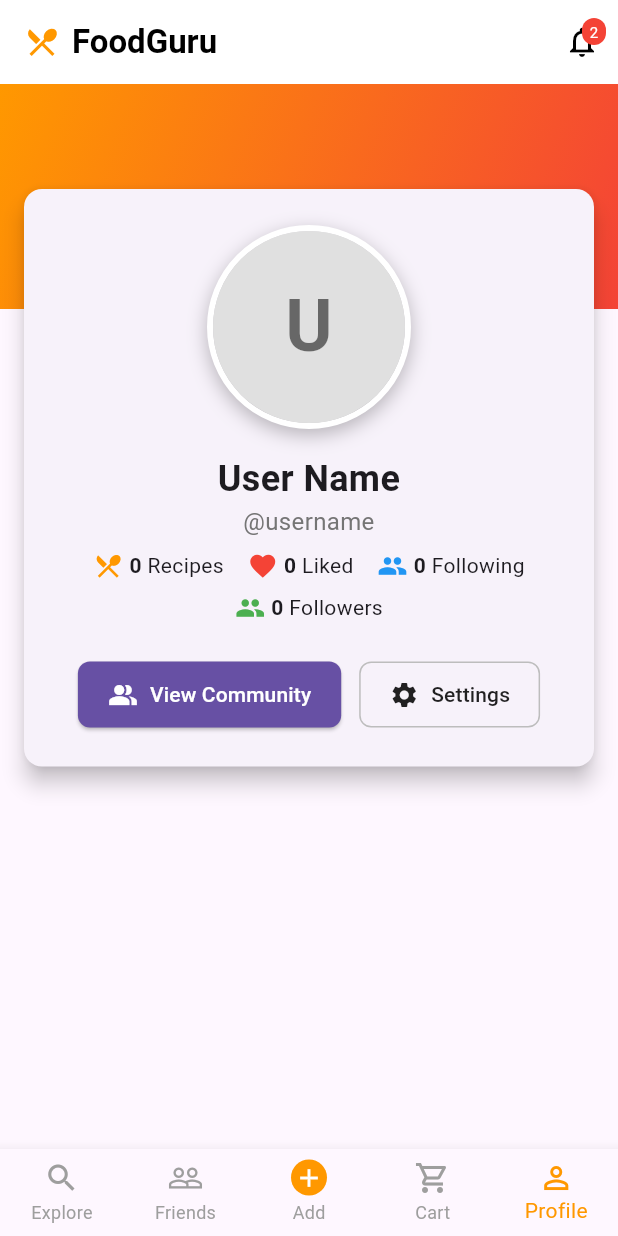
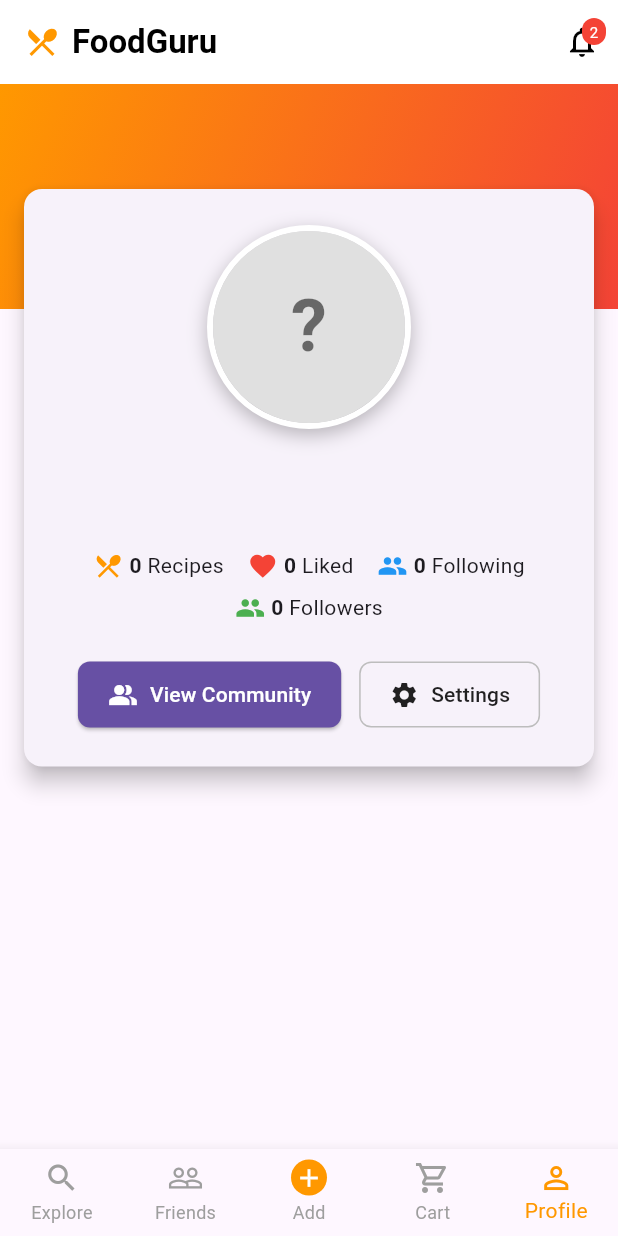
Before and after one commit to APrimero12/food-guru-app, a Flutter app: the screen it shows once a user with an empty profile is signed in, item 5 of the bottom bar chosen, on a phone screen of 412 x 824 dp. Run offline on Flutter 3.47's test engine with Material 3 defaults, Android fonts, the phone set to English and light mode, and no system bars; our stand-ins replace cloud_firestore, firebase_auth, firebase_core, google_sign_in; accounts and stored records are empty; network calls fail.

Commit message:
added so if we log in we get user values from the Firestore document.

```diff
--- a/lib/main.dart
+++ b/lib/main.dart
@@ -1,16 +1,14 @@
+// lib/main.dart
+import 'package:appdevproject/providers/user_provider.dart';
 import 'package:appdevproject/views/home_navigation.dart';
 import 'package:appdevproject/views/login/login_screen.dart';
 import 'package:appdevproject/views/login/signup_screen.dart';
 import 'package:flutter/material.dart';
 import 'package:firebase_auth/firebase_auth.dart';
 import 'package:firebase_core/firebase_core.dart';
-import 'firebase_options.dart'; // Import the generated file
-import 'package:provider/provider.dart'; // Import the provider package
-import 'services/auth.dart'; // Import your AuthService
-
-// Ensure you have these imports available:
-// firebase_auth: ^latest_version
-// provider: ^latest_version
+import 'firebase_options.dart';
+import 'package:provider/provider.dart';
+import 'services/auth.dart';
 
 void main() async {
   WidgetsFlutterBinding.ensureInitialized();
@@ -18,9 +16,11 @@ void main() async {
     options: DefaultFirebaseOptions.currentPlatform,
   );
   runApp(
-    // 1. Provide the AuthService instance at the root of your widget tree
-    Provider<AuthService>(
-      create: (_) => AuthService(), // Create an instance of your AuthService
+    MultiProvider(
+      providers: [
+        Provider<AuthService>(create: (_) => AuthService()),
+        ChangeNotifierProvider<UserProvider>(create: (_) => UserProvider()),
+      ],
       child: const MyApp(),
     ),
   );
@@ -33,24 +33,18 @@ class MyApp extends StatelessWidget {
   Widget build(BuildContext context) {
     return MaterialApp(
       debugShowCheckedModeBanner: false,
-      title: 'FoodGuru App', // Give your app a title
+      title: 'FoodGuru App',
       theme: ThemeData(
-        primarySwatch: Colors.blue, // Optional: Define a primary color
+        primarySwatch: Colors.blue,
       ),
-      // 2. Set the initial route to AuthWrapper to handle authentication state
-      home: AuthWrapper(),
-      // 3. Keep your routes for navigation to specific pages
+      home: const AuthWrapper(),
       routes: {
         '/signup': (context) => SignUpScreen(),
-        // Note: '/home' will primarily be handled by AuthWrapper, but can be useful for explicit navigation if needed.
-        // If your LoginPage and SignUpScreen are always shown via AuthWrapper, you might not need '/' as a route here.
-        // For now, I'll assume SignInPage is your LoginPage, which AuthWrapper will use.
       },
     );
   }
 }
 
-// MODIFIED: AuthWrapper is now a StatefulWidget
 class AuthWrapper extends StatefulWidget {
   const AuthWrapper({super.key});
 
@@ -59,64 +53,61 @@ class AuthWrapper extends StatefulWidget {
 }
 
 class _AuthWrapperState extends State<AuthWrapper> {
-  // Flag to ensure our initial server-side validation runs only once
   bool _initialCheckPerformed = false;
 
   @override
   void initState() {
     super.initState();
-    // Schedule the initial auth check to run after the first frame is built
-    // This ensures `context` is available for `Provider.of`
     WidgetsBinding.instance.addPostFrameCallback((_) {
       _performInitialAuthCheck();
     });
   }
 
   Future<void> _performInitialAuthCheck() async {
-    // Prevent multiple executions if hot-reloaded or widget rebuilds quickly
     if (_initialCheckPerformed) return;
 
     final authService = Provider.of<AuthService>(context, listen: false);
 
-    // If Firebase Auth has a cached user, proactively ask Firebase server
-    // to confirm if the user is still valid (e.g., not deleted).
     if (authService.currentUser != null) {
-      print('AuthWrapper: Cached user found. Performing server-side validation...');
-      await authService.refreshCurrentUser(); // This will force a sign-out if user is deleted
+      await authService.refreshCurrentUser();
     }
 
-    // Mark the check as performed so we don't block the UI unnecessarily on subsequent rebuilds
-    if (mounted) { // Check if the widget is still in the tree before calling setState
-      setState(() {
-        _initialCheckPerformed = true;
-      });
+    if (mounted) {
+      setState(() => _initialCheckPerformed = true);
     }
   }
 
   @override
   Widget build(BuildContext context) {
-    // Access the AuthService instance using Provider
     final authService = Provider.of<AuthService>(context);
+    final userProvider = Provider.of<UserProvider>(context, listen: false);
 
-    // StreamBuilder listens to authStateChanges from AuthService
     return StreamBuilder<User?>(
       stream: authService.authStateChanges,
       builder: (context, snapshot) {
-        // Show loading indicator while Firebase initializes OR while our initial server check is running
-        // The `_initialCheckPerformed` flag ensures we don't jump to the login page prematurely
-        if (snapshot.connectionState == ConnectionState.waiting || !_initialCheckPerformed) {
-          return const Scaffold(body: Center(child: CircularProgressIndicator()));
+        // Still initialising or running the initial server check
+        if (snapshot.connectionState == ConnectionState.waiting ||
+            !_initialCheckPerformed) {
+          return const Scaffold(
+              body: Center(child: CircularProgressIndicator()));
         }
 
-        // If snapshot.data is null, it means no user is logged in (or was just signed out by refreshCurrentUser)
         if (snapshot.data == null) {
-          print('AuthWrapper: No user logged in, showing LoginPage.');
-          return SignInPage(); // Use const LoginPage() if your LoginPage constructor is const
-        } else {
-          // If a user is logged in, show the home page
-          print('AuthWrapper: User is logged in (${snapshot.data!.uid}), showing HomeNavigation.');
-          return const MyExplorePage(); // Assuming MyExplorePage is HomeNavigation
+          // User signed out — clear any cached Firestore data
+          userProvider.clearUser();
+          return SignInPage();
         }
+
+        // User is signed in — load their Firestore document if we don't have
+        // it yet (or if it belongs to a different uid, e.g. after account switch)
+        final uid = snapshot.data!.uid;
+        if (userProvider.currentUser == null ||
+            userProvider.currentUser!.uid != uid) {
+          // Kick off the load; the Consumer in MyExplorePage will react
+          userProvider.loadUser(uid);
+        }
+
+        return const MyExplorePage();
       },
     );
   }
--- /dev/null
+++ b/lib/providers/user_provider.dart
@@ -0,0 +1,48 @@
+// lib/providers/user_provider.dart
+import 'package:flutter/foundation.dart';
+import 'package:appdevproject/models/user_model.dart';
+import 'package:appdevproject/services/user_services.dart';
+
+class UserProvider extends ChangeNotifier {
+  final UserService _userService = UserService();
+
+  UserModel? _currentUser;
+  bool _isLoading = false;
+  String? _error;
+
+  UserModel? get currentUser => _currentUser;
+  bool get isLoading => _isLoading;
+  String? get error => _error;
+
+  /// Fetches the user document from Firestore and stores it locally.
+  /// Called by AuthWrapper once Firebase confirms a logged-in user.
+  Future<void> loadUser(String uid) async {
+    _isLoading = true;
+    _error = null;
+    notifyListeners();
+
+    try {
+      final user = await _userService.getUser(uid);
+      _currentUser = user;
+    } catch (e) {
+      _error = 'Failed to load user data: $e';
+      debugPrint(_error);
+    } finally {
+      _isLoading = false;
+      notifyListeners();
+    }
+  }
+
+  /// Updates the local copy after a successful profile save.
+  void updateLocalUser(UserModel updated) {
+    _currentUser = updated;
+    notifyListeners();
+  }
+
+  /// Clears user data on sign-out.
+  void clearUser() {
+    _currentUser = null;
+    _error = null;
+    notifyListeners();
+  }
+}
--- a/lib/views/cart/cart_page.dart
+++ b/lib/views/cart/cart_page.dart
@@ -17,7 +17,7 @@ class _CartPageState extends State<CartPage> {
           child: Column(
             crossAxisAlignment: CrossAxisAlignment.start,
             children: [
-              Text('Friend PAGE GOOD')
+              Text('cart PAGE GOOD')
             ],
           ),
         ),
--- a/lib/views/home_navigation.dart
+++ b/lib/views/home_navigation.dart
@@ -1,4 +1,6 @@
+// lib/views/home_navigation.dart
 import 'package:appdevproject/models/user_model.dart';
+import 'package:appdevproject/providers/user_provider.dart';
 import 'package:appdevproject/services/auth.dart';
 import 'package:appdevproject/services/user_services.dart';
 import 'package:appdevproject/views/cart/cart_page.dart';
@@ -29,54 +31,44 @@ class _MyExplorePageState extends State<MyExplorePage> {
   int _bottomNavIndex = 0;
   AppView _currentAppView = AppView.homeTabs;
 
-  // A real app would load this from Firestore via a stream/provider.
-  // For now we use a placeholder that mirrors what initState previously had.
-  late UserModel _currentUser;
+  void _openSettings() =>
+      setState(() => _currentAppView = AppView.settingsPage);
 
-  @override
-  void initState() {
-    super.initState();
-    _currentUser = UserModel(
-      uid: 'temp_user_id',
-      name: 'User Name',
-      username: '@username',
-      bio: '',
-      avatar: '',
-    );
-  }
-
-  // Called by ProfilePage when the user taps "Settings"
-  void _openSettings() {
-    setState(() {
-      _currentAppView = AppView.settingsPage;
-    });
-  }
+  // ----------------------------------------------------------------- AppBar --
 
   AppBar _buildAppBar(BuildContext context) {
     String titleText;
     List<Widget> appBarActions = [];
     Widget? leadingWidget;
 
-    if (_currentAppView == AppView.dmsPage) {
+    switch (_currentAppView) {
+      case AppView.dmsPage:
         titleText = 'Direct Messages';
         leadingWidget = IconButton(
           icon: const Icon(Icons.arrow_back, color: Colors.black),
-        onPressed: () => setState(() => _currentAppView = AppView.homeTabs),
+          onPressed: () =>
+              setState(() => _currentAppView = AppView.homeTabs),
         );
-    } else if (_currentAppView == AppView.settingsPage) {
+        break;
+
+      case AppView.settingsPage:
         titleText = 'Settings';
         leadingWidget = IconButton(
           icon: const Icon(Icons.arrow_back, color: Colors.black),
-        onPressed: () => setState(() => _currentAppView = AppView.homeTabs),
+          onPressed: () =>
+              setState(() => _currentAppView = AppView.homeTabs),
         );
-    } else {
+        break;
+
+      case AppView.homeTabs:
         titleText = 'FoodGuru';
         appBarActions = [
           Stack(
             alignment: Alignment.center,
             children: [
               IconButton(
-              icon: const Icon(Icons.notifications_none, color: Colors.black),
+                icon: const Icon(Icons.notifications_none,
+                    color: Colors.black),
                 onPressed: () =>
                     setState(() => _currentAppView = AppView.dmsPage),
               ),
@@ -89,7 +81,8 @@ class _MyExplorePageState extends State<MyExplorePage> {
                     color: Colors.red,
                     borderRadius: BorderRadius.circular(10),
                   ),
-                constraints: const BoxConstraints(minWidth: 16, minHeight: 16),
+                  constraints:
+                  const BoxConstraints(minWidth: 16, minHeight: 16),
                   child: const Text(
                     '2',
                     style: TextStyle(color: Colors.white, fontSize: 10),
@@ -100,6 +93,7 @@ class _MyExplorePageState extends State<MyExplorePage> {
             ],
           ),
         ];
+        break;
     }
 
     return AppBar(
@@ -110,13 +104,12 @@ class _MyExplorePageState extends State<MyExplorePage> {
         children: [
           if (_currentAppView == AppView.homeTabs)
             const Icon(Icons.restaurant_menu, color: Colors.orange),
-          if (_currentAppView == AppView.homeTabs) const SizedBox(width: 8),
+          if (_currentAppView == AppView.homeTabs)
+            const SizedBox(width: 8),
           Text(
             titleText,
             style: const TextStyle(
-              color: Colors.black,
-              fontWeight: FontWeight.bold,
-            ),
+                color: Colors.black, fontWeight: FontWeight.bold),
           ),
         ],
       ),
@@ -124,7 +117,9 @@ class _MyExplorePageState extends State<MyExplorePage> {
     );
   }
 
-  Widget _buildBodyContent() {
+  // ------------------------------------------------------------------ Body --
+
+  Widget _buildBodyContent(UserModel? user) {
     final authService = Provider.of<AuthService>(context, listen: false);
     final userService = UserService();
 
@@ -133,33 +128,43 @@ class _MyExplorePageState extends State<MyExplorePage> {
         return const DmsPage();
 
       case AppView.settingsPage:
+        if (user == null) {
+          return const Center(child: CircularProgressIndicator());
+        }
         return SettingsPage(
-          currentUser: _currentUser,
+          currentUser: user,
           authService: authService,
           userService: userService,
         );
 
       case AppView.homeTabs:
-      // Build the tab pages inline so ProfilePage can receive the callback.
         final List<Widget> pages = [
-          ExploreContent(),
-          FriendsPage(),
-          AddRecipe(),
-          CartPage(),
+          const ExploreContent(),
+          const FriendsPage(),
+          const AddRecipe(),
+          const CartPage(),
+          if (user == null)
+            const Center(child: CircularProgressIndicator())
+          else
             ProfilePage(
-            user: _currentUser,
+              user: user,
               onSettingsTapped: _openSettings,
             ),
         ];
-        return pages[_bottomNavIndex];
+        final safeIndex = _bottomNavIndex.clamp(0, pages.length - 1);
+        return pages[safeIndex];
     }
   }
 
+  // ----------------------------------------------------------------- build --
+
   @override
   Widget build(BuildContext context) {
+    return Consumer<UserProvider>(
+      builder: (context, userProvider, _) {
         return Scaffold(
           appBar: _buildAppBar(context),
-      body: _buildBodyContent(),
+          body: _buildBodyContent(userProvider.currentUser),
           bottomNavigationBar: BottomNavigationBar(
             currentIndex: _bottomNavIndex,
             onTap: (index) {
@@ -175,13 +180,9 @@ class _MyExplorePageState extends State<MyExplorePage> {
             showUnselectedLabels: true,
             items: const [
               BottomNavigationBarItem(
-            icon: Icon(Icons.search),
-            label: 'Explore',
-          ),
+                  icon: Icon(Icons.search), label: 'Explore'),
               BottomNavigationBarItem(
-            icon: Icon(Icons.people_outline),
-            label: 'Friends',
-          ),
+                  icon: Icon(Icons.people_outline), label: 'Friends'),
               BottomNavigationBarItem(
                 icon: CircleAvatar(
                   radius: 12,
@@ -191,15 +192,13 @@ class _MyExplorePageState extends State<MyExplorePage> {
                 label: 'Add',
               ),
               BottomNavigationBarItem(
-            icon: Icon(Icons.shopping_cart_outlined),
-            label: 'Cart',
-          ),
+                  icon: Icon(Icons.shopping_cart_outlined), label: 'Cart'),
               BottomNavigationBarItem(
-            icon: Icon(Icons.person_outline),
-            label: 'Profile',
-          ),
+                  icon: Icon(Icons.person_outline), label: 'Profile'),
             ],
           ),
         );
+      },
+    );
   }
 }
--- a/lib/views/login/login_screen.dart
+++ b/lib/views/login/login_screen.dart
@@ -119,7 +119,7 @@ class _SignInPageState extends State<SignInPage> {
                       radius: 30,
                       backgroundColor: Colors.deepOrangeAccent,
                       child: Icon(
-                        Icons.soup_kitchen,
+                        Icons.restaurant_menu,
                         color: Colors.white,
                         size: 30,
                       ),
--- a/lib/views/login/signup_screen.dart
+++ b/lib/views/login/signup_screen.dart
@@ -149,7 +149,7 @@ class _SignUpScreenState extends State<SignUpScreen> {
                         radius: 30,
                         backgroundColor: Colors.deepOrangeAccent,
                         child: Icon(
-                          Icons.soup_kitchen,
+                          Icons.restaurant_menu,
                           color: Colors.white,
                           size: 30,
                         ),
```
Lines whose indentation alone changed are shown as unchanged.
